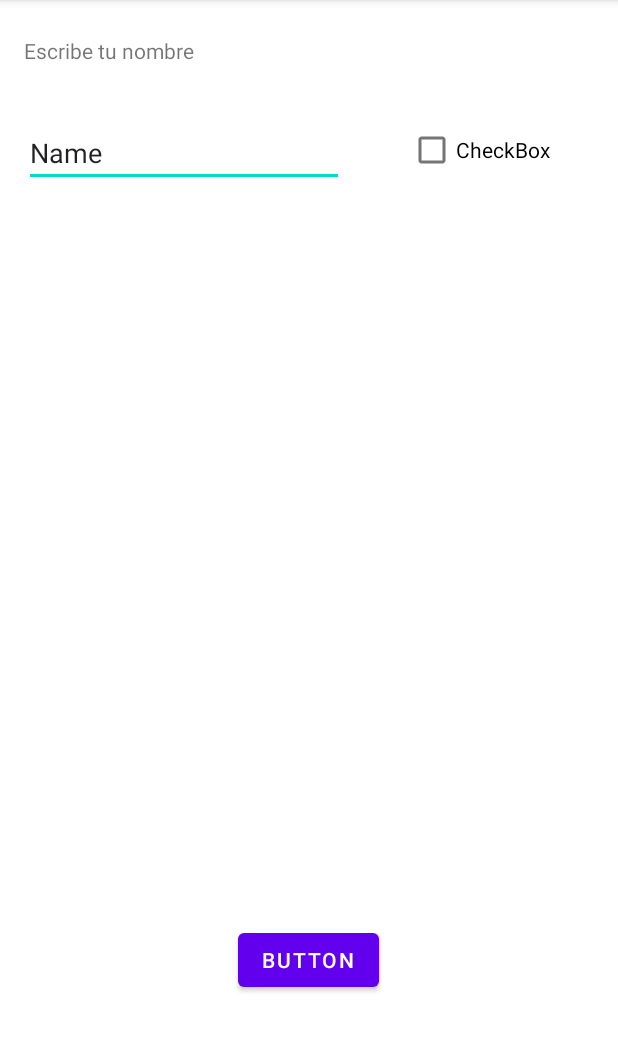
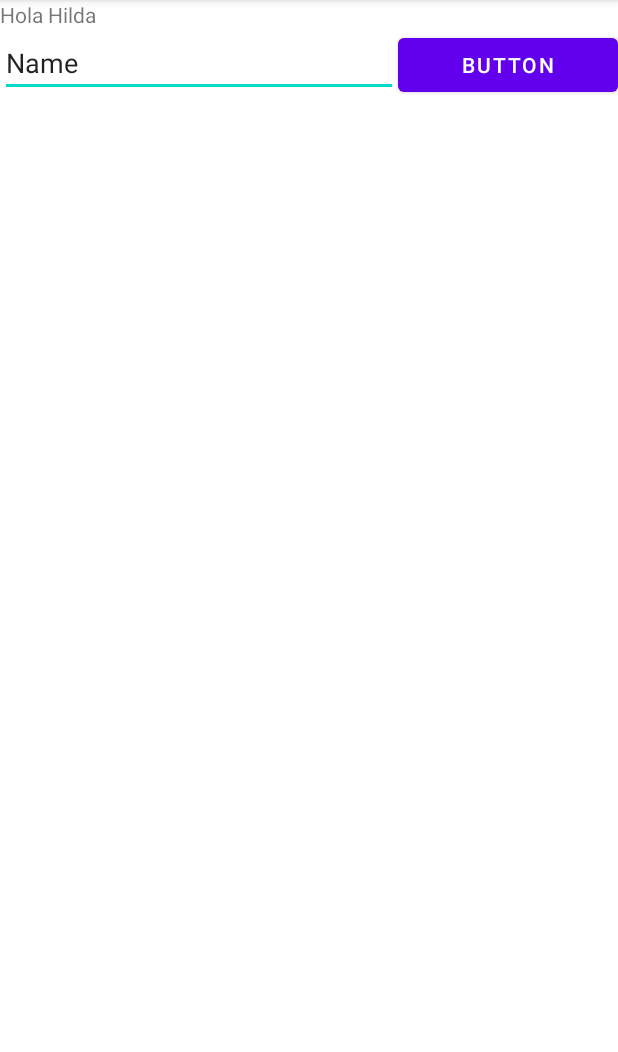
Before and after one commit to HildaPech/A-SaludoDesarrollador, an Android app: the screen it shows after launch (MainActivity), on a phone screen of 412 x 824 dp, the part 84-1136 px from its top. Run offline under Robolectric (Android 15) with nearby library versions, the phone set to English and light mode, and no system bars.

Commit message:
Video3_LinearLayout

```diff
--- a/app/src/main/AndroidManifest.xml
+++ b/app/src/main/AndroidManifest.xml
@@ -1,6 +1,6 @@
 <?xml version="1.0" encoding="utf-8"?>
 <manifest xmlns:android="http://schemas.android.com/apk/res/android"
-    package="com.example.saludodesarrollador">
+    package="com.example.saludodesarrollador" >
 
     <application
         android:allowBackup="true"
@@ -8,10 +8,10 @@
         android:label="@string/app_name"
         android:roundIcon="@mipmap/ic_launcher_round"
         android:supportsRtl="true"
-        android:theme="@style/Theme.SaludoDesarrollador">
+        android:theme="@style/Theme.SaludoDesarrollador" >
         <activity
             android:name=".MainActivity"
-            android:exported="true">
+            android:exported="true" >
             <intent-filter>
                 <action android:name="android.intent.action.MAIN" />
 
--- a/app/src/main/res/layout/activity_main.xml
+++ b/app/src/main/res/layout/activity_main.xml
@@ -1,56 +1,41 @@
 <?xml version="1.0" encoding="utf-8"?>
-<androidx.constraintlayout.widget.ConstraintLayout xmlns:android="http://schemas.android.com/apk/res/android"
+<LinearLayout xmlns:android="http://schemas.android.com/apk/res/android"
     xmlns:app="http://schemas.android.com/apk/res-auto"
     xmlns:tools="http://schemas.android.com/tools"
     android:layout_width="match_parent"
     android:layout_height="match_parent"
+    android:orientation="vertical"
     tools:context=".MainActivity">
 
     <TextView
-        android:id="@+id/textView2"
         android:layout_width="wrap_content"
         android:layout_height="wrap_content"
-        android:layout_marginTop="24dp"
-        android:text="Escribe tu nombre"
-        app:layout_constraintHorizontal_bias="0.053"
+        android:text="Hola Hilda"
+        app:layout_constraintBottom_toBottomOf="parent"
         app:layout_constraintLeft_toLeftOf="parent"
         app:layout_constraintRight_toRightOf="parent"
         app:layout_constraintTop_toTopOf="parent" />
 
-    <Button
-        android:id="@+id/button"
-        android:layout_width="wrap_content"
-        android:layout_height="wrap_content"
-        android:layout_marginBottom="104dp"
-        android:text="Button"
-        app:layout_constraintBottom_toBottomOf="parent"
-        app:layout_constraintEnd_toEndOf="parent"
-        app:layout_constraintHorizontal_bias="0.498"
-        app:layout_constraintStart_toStartOf="parent" />
+    <LinearLayout
+        android:layout_width="match_parent"
+        android:layout_height="match_parent"
+        android:orientation="horizontal">
 
-    <EditText
-        android:id="@+id/editTextTextPersonName"
-        android:layout_width="wrap_content"
-        android:layout_height="wrap_content"
-        android:layout_marginStart="16dp"
-        android:layout_marginTop="36dp"
-        android:ems="10"
-        android:inputType="textPersonName"
-        android:text="Name"
-        app:layout_constraintBottom_toBottomOf="parent"
-        app:layout_constraintStart_toStartOf="parent"
-        app:layout_constraintTop_toBottomOf="@+id/textView2"
-        app:layout_constraintVertical_bias="0.0" />
+        <EditText
+            android:id="@+id/editTextTextPersonName2"
+            android:layout_width="wrap_content"
+            android:layout_height="wrap_content"
+            android:layout_weight="1"
+            android:ems="10"
+            android:inputType="textPersonName"
+            android:text="Name" />
 
-    <CheckBox
-        android:id="@+id/checkBox"
-        android:layout_width="wrap_content"
-        android:layout_height="wrap_content"
-        android:layout_marginTop="76dp"
-        android:text="CheckBox"
-        app:layout_constraintEnd_toEndOf="parent"
-        app:layout_constraintHorizontal_bias="0.483"
-        app:layout_constraintStart_toEndOf="@+id/editTextTextPersonName"
-        app:layout_constraintTop_toTopOf="parent" />
+        <Button
+            android:id="@+id/button2"
+            android:layout_width="wrap_content"
+            android:layout_height="wrap_content"
+            android:layout_weight="1"
+            android:text="Button" />
+    </LinearLayout>
 
-</androidx.constraintlayout.widget.ConstraintLayout>
+</LinearLayout>
```
